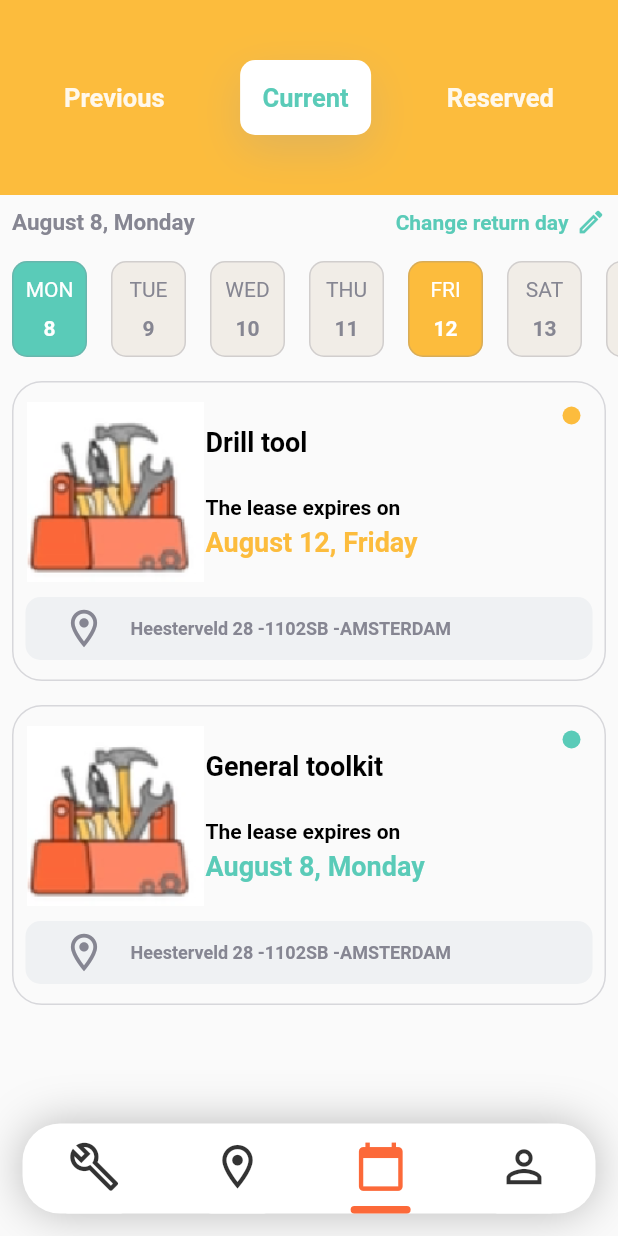
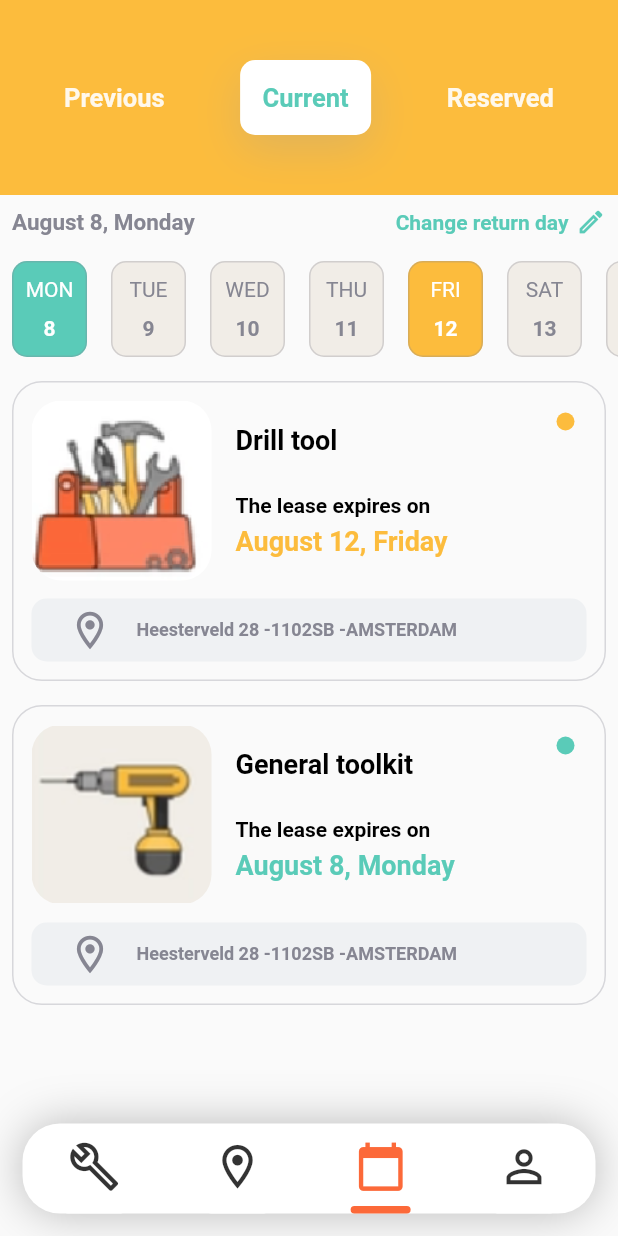
Before and after one commit to RodrigoUchoa001/avaliacao_2_programacao_4, a Flutter app: the screen it shows after launch, item 3 of the bottom bar chosen, on a phone screen of 412 x 824 dp. Run offline on Flutter 3.47's test engine with Material 2 defaults, Android fonts, the light colour scheme and no system bars; missing offline and left inert: icon_decoration.

Commit message:
adicionada imagem do segundo aluguel

```diff
--- a/lib/widgets/rent_screen/rented_item_widget.dart
+++ b/lib/widgets/rent_screen/rented_item_widget.dart
@@ -16,7 +16,7 @@ class RentedItemWidget extends StatelessWidget {
 
     final Color? corBorda = Theme.of(context).textTheme.bodyLarge?.color;
     return Container(
-      padding: const EdgeInsets.all(8.0),
+      padding: const EdgeInsets.all(12),
       margin: const EdgeInsets.all(8.0),
       width: double.infinity,
       height: 200,
@@ -28,12 +28,25 @@ class RentedItemWidget extends StatelessWidget {
         alignment: AlignmentDirectional.topEnd,
         children: [
           Column(
-            mainAxisAlignment: MainAxisAlignment.spaceAround,
+            mainAxisAlignment: MainAxisAlignment.spaceBetween,
             crossAxisAlignment: CrossAxisAlignment.end,
             children: [
               Row(
                 children: [
-                  Image.asset(rentedItem.imagePath, width: 120, height: 120),
+                  Padding(
+                    padding: const EdgeInsets.only(right: 16),
+                    child: Container(
+                      height: 120,
+                      width: 120,
+                      decoration: BoxDecoration(
+                        borderRadius: BorderRadius.circular(20),
+                        image: DecorationImage(
+                          fit: BoxFit.fitWidth,
+                          image: AssetImage(rentedItem.imagePath),
+                        ),
+                      ),
+                    ),
+                  ),
                   Expanded(
                     child: Column(
                       mainAxisAlignment: MainAxisAlignment.spaceAround,
--- a/lib/widgets/rent_screen/rented_itens_column.dart
+++ b/lib/widgets/rent_screen/rented_itens_column.dart
@@ -39,7 +39,7 @@ List<RentedItem> rentedItens = [
     devolutionAdress: 'Heesterveld 28 -1102SB -AMSTERDAM',
   ),
   RentedItem(
-    imagePath: 'assets/images/general_toolkit.png',
+    imagePath: 'assets/images/drill_tool.png',
     name: 'General toolkit',
     leaseDate: DateTime(actualDate.year, actualDate.month, actualDate.day),
     devolutionAdress: 'Heesterveld 28 -1102SB -AMSTERDAM',
```
Also changed, not shown: assets/images/drill_tool.png (added).
